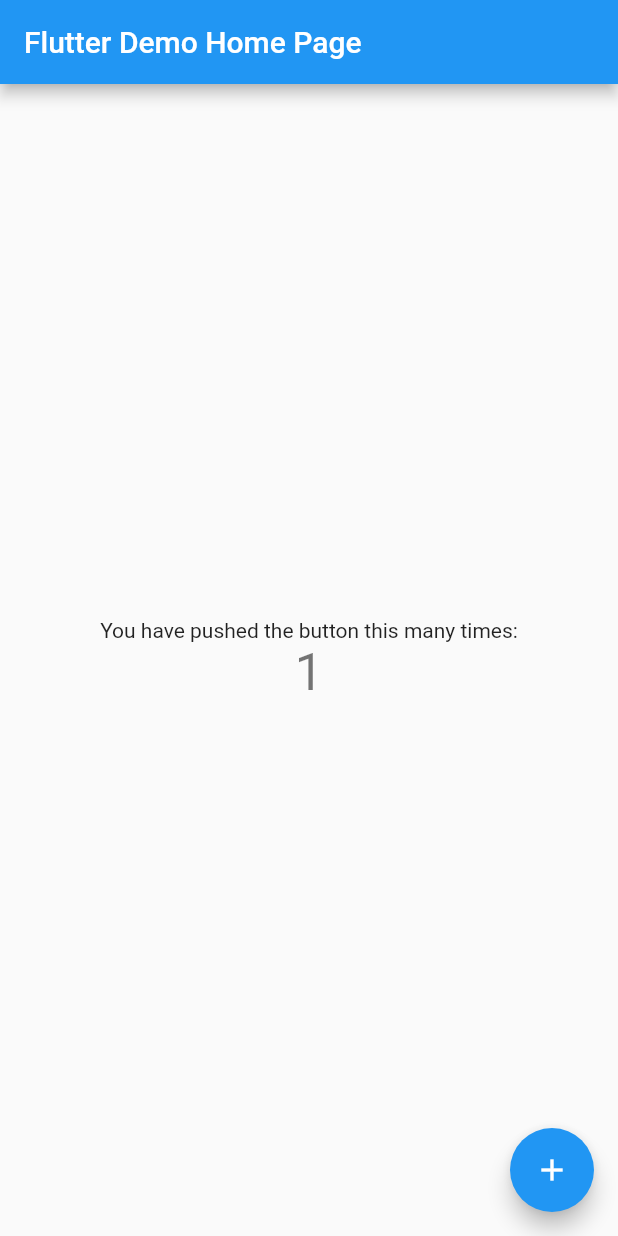
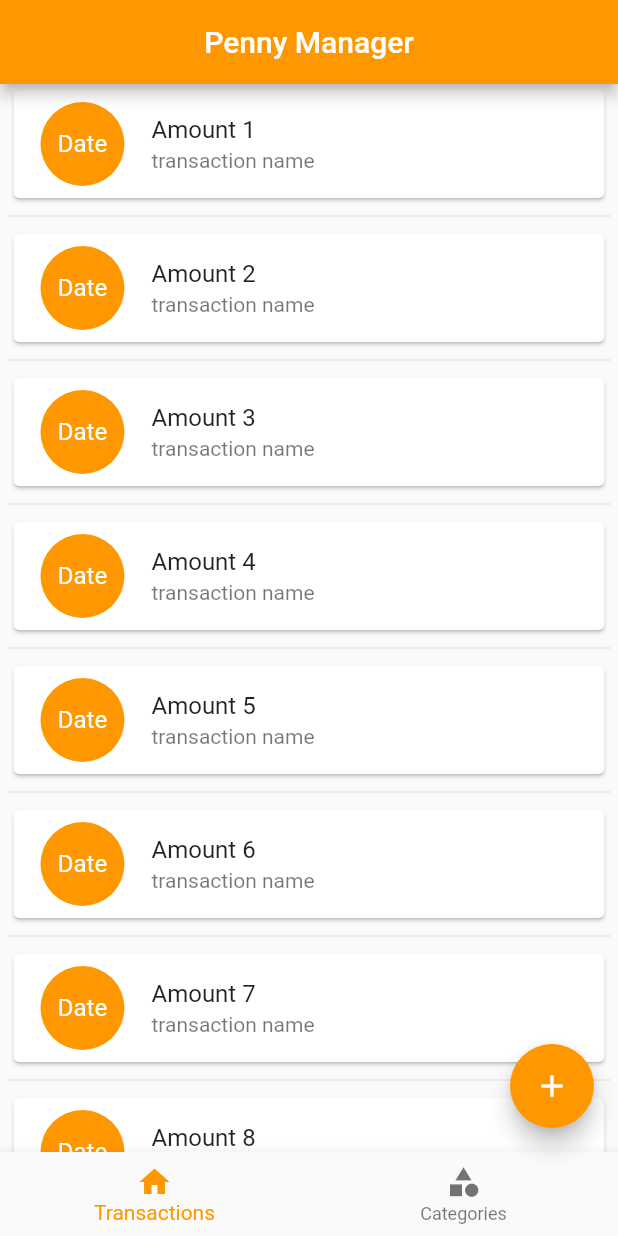
Before and after one commit to ROSHANSEBASTIAN/penny-manager, a Flutter app: the screen it shows after launch, after a tap on the "add" icon, on a phone screen of 412 x 824 dp. Run offline on Flutter 3.47's test engine with Material 2 defaults, Android fonts, the phone set to English and light mode, and no system bars; our stand-ins replace hive_flutter; accounts and stored records are empty.

Commit message:
Created models, UI for home bottom tabs and tabbar in catgories list

```diff
--- /dev/null
+++ b/lib/db/utils.dart
@@ -0,0 +1,18 @@
+import 'package:hive_flutter/hive_flutter.dart';
+
+import '../model/category_model.dart';
+
+// to initialize Hive DB and to register its adapters
+
+Future<void> initializeHiveDB() async {
+  await Hive.initFlutter();
+
+  // registering adapters if they are not registered yet
+  if (!Hive.isAdapterRegistered(CategoryTypeAdapter().typeId)) {
+    Hive.registerAdapter(CategoryTypeAdapter());
+  }
+
+  if (!Hive.isAdapterRegistered(CategoryModelAdapter().typeId)) {
+    Hive.registerAdapter(CategoryModelAdapter());
+  }
+}
--- a/lib/main.dart
+++ b/lib/main.dart
@@ -1,115 +1,26 @@
 import 'package:flutter/material.dart';
 
-void main() {
-  runApp(const MyApp());
+import './db/utils.dart';
+import './screens/home/home_tabs_screen.dart';
+
+Future<void> main() async {
+  WidgetsFlutterBinding.ensureInitialized();
+
+  await initializeHiveDB();
+
+  runApp(const PennyManager());
 }
 
-class MyApp extends StatelessWidget {
-  const MyApp({Key? key}) : super(key: key);
+class PennyManager extends StatelessWidget {
+  const PennyManager({Key? key}) : super(key: key);
 
-  // This widget is the root of your application.
   @override
   Widget build(BuildContext context) {
     return MaterialApp(
-      title: 'Flutter Demo',
+      home: HomeTabsScreen(),
       theme: ThemeData(
-        // This is the theme of your application.
-        //
-        // Try running your application with "flutter run". You'll see the
-        // application has a blue toolbar. Then, without quitting the app, try
-        // changing the primarySwatch below to Colors.green and then invoke
-        // "hot reload" (press "r" in the console where you ran "flutter run",
-        // or simply save your changes to "hot reload" in a Flutter IDE).
-        // Notice that the counter didn't reset back to zero; the application
-        // is not restarted.
-        primarySwatch: Colors.blue,
+        primarySwatch: Colors.orange,
       ),
-      home: const MyHomePage(title: 'Flutter Demo Home Page'),
     );
   }
 }
-
-class MyHomePage extends StatefulWidget {
-  const MyHomePage({Key? key, required this.title}) : super(key: key);
-
-  // This widget is the home page of your application. It is stateful, meaning
-  // that it has a State object (defined below) that contains fields that affect
-  // how it looks.
-
-  // This class is the configuration for the state. It holds the values (in this
-  // case the title) provided by the parent (in this case the App widget) and
-  // used by the build method of the State. Fields in a Widget subclass are
-  // always marked "final".
-
-  final String title;
-
-  @override
-  State<MyHomePage> createState() => _MyHomePageState();
-}
-
-class _MyHomePageState extends State<MyHomePage> {
-  int _counter = 0;
-
-  void _incrementCounter() {
-    setState(() {
-      // This call to setState tells the Flutter framework that something has
-      // changed in this State, which causes it to rerun the build method below
-      // so that the display can reflect the updated values. If we changed
-      // _counter without calling setState(), then the build method would not be
-      // called again, and so nothing would appear to happen.
-      _counter++;
-    });
-  }
-
-  @override
-  Widget build(BuildContext context) {
-    // This method is rerun every time setState is called, for instance as done
-    // by the _incrementCounter method above.
-    //
-    // The Flutter framework has been optimized to make rerunning build methods
-    // fast, so that you can just rebuild anything that needs updating rather
-    // than having to individually change instances of widgets.
-    return Scaffold(
-      appBar: AppBar(
-        // Here we take the value from the MyHomePage object that was created by
-        // the App.build method, and use it to set our appbar title.
-        title: Text(widget.title),
-      ),
-      body: Center(
-        // Center is a layout widget. It takes a single child and positions it
-        // in the middle of the parent.
-        child: Column(
-          // Column is also a layout widget. It takes a list of children and
-          // arranges them vertically. By default, it sizes itself to fit its
-          // children horizontally, and tries to be as tall as its parent.
-          //
-          // Invoke "debug painting" (press "p" in the console, choose the
-          // "Toggle Debug Paint" action from the Flutter Inspector in Android
-          // Studio, or the "Toggle Debug Paint" command in Visual Studio Code)
-          // to see the wireframe for each widget.
-          //
-          // Column has various properties to control how it sizes itself and
-          // how it positions its children. Here we use mainAxisAlignment to
-          // center the children vertically; the main axis here is the vertical
-          // axis because Columns are vertical (the cross axis would be
-          // horizontal).
-          mainAxisAlignment: MainAxisAlignment.center,
-          children: <Widget>[
-            const Text(
-              'You have pushed the button this many times:',
-            ),
-            Text(
-              '$_counter',
-              style: Theme.of(context).textTheme.headline4,
-            ),
-          ],
-        ),
-      ),
-      floatingActionButton: FloatingActionButton(
-        onPressed: _incrementCounter,
-        tooltip: 'Increment',
-        child: const Icon(Icons.add),
-      ), // This trailing comma makes auto-formatting nicer for build methods.
-    );
-  }
-}
--- /dev/null
+++ b/lib/screens/home/home_tabs_screen.dart
@@ -0,0 +1,46 @@
+import 'package:flutter/material.dart';
+
+import '../../widgets/molecules/home/categories_fragment.dart';
+import '../../widgets/molecules/home/transactions_fragment.dart';
+import '../../widgets/molecules/navigation/penny_manager_bottom_navigation.dart';
+
+class HomeTabsScreen extends StatelessWidget {
+  HomeTabsScreen({Key? key}) : super(key: key);
+
+  static ValueNotifier<int> homeTabIndexNotifier = ValueNotifier(0);
+  final _fragments = [TransactionsFragment(), CategoriesFragment()];
+
+  @override
+  Widget build(BuildContext context) {
+    return Scaffold(
+      appBar: AppBar(
+        centerTitle: true,
+        title: const Text(
+          "Penny Manager",
+          textAlign: TextAlign.center,
+          style: TextStyle(
+            color: Colors.white,
+          ),
+        ),
+      ),
+      body: ValueListenableBuilder(
+        valueListenable: homeTabIndexNotifier,
+        builder: (BuildContext context, int index, Widget? _) {
+          return _fragments[homeTabIndexNotifier.value];
+        },
+      ),
+      floatingActionButton: FloatingActionButton(
+        onPressed: () => onFABPressed(),
+        child: const Icon(
+          Icons.add,
+          color: Colors.white,
+        ),
+      ),
+      bottomNavigationBar: const PennyManagerBottomNavigation(),
+    );
+  }
+
+  void onFABPressed() {
+    print("onFABPressed called");
+  }
+}
--- /dev/null
+++ b/lib/widgets/molecules/home/transactions_fragment.dart
@@ -0,0 +1,32 @@
+import 'package:flutter/material.dart';
+
+class TransactionsFragment extends StatelessWidget {
+  const TransactionsFragment({Key? key}) : super(key: key);
+
+  @override
+  Widget build(BuildContext context) {
+    return ListView.separated(
+      padding: const EdgeInsets.only(right: 5.0, left: 5.0),
+      itemBuilder: (BuildContext context, int index) {
+        return Card(
+          child: ListTile(
+            leading: const CircleAvatar(
+              radius: 30,
+              backgroundColor: Colors.orange,
+              child: Text(
+                "Date",
+                style: TextStyle(color: Colors.white),
+              ),
+            ),
+            title: Text('Amount ${index + 1}'),
+            subtitle: const Text(
+              "transaction name",
+            ),
+          ),
+        );
+      },
+      separatorBuilder: (BuildContext context, int index) => const Divider(),
+      itemCount: 10,
+    );
+  }
+}
--- /dev/null
+++ b/lib/widgets/molecules/navigation/penny_manager_bottom_navigation.dart
@@ -0,0 +1,32 @@
+import 'package:flutter/material.dart';
+
+import '../../../screens/home/home_tabs_screen.dart';
+
+class PennyManagerBottomNavigation extends StatelessWidget {
+  const PennyManagerBottomNavigation({Key? key}) : super(key: key);
+
+  @override
+  Widget build(BuildContext context) {
+    return ValueListenableBuilder(
+        valueListenable: HomeTabsScreen.homeTabIndexNotifier,
+        builder: (BuildContext context, int updatedIndex, Widget? _) {
+          return BottomNavigationBar(
+            currentIndex: updatedIndex,
+            onTap: (newIndex) {
+              print("new Index is " + newIndex.toString());
+              HomeTabsScreen.homeTabIndexNotifier.value = newIndex;
+            },
+            items: const [
+              BottomNavigationBarItem(
+                icon: Icon(Icons.home),
+                label: "Transactions",
+              ),
+              BottomNavigationBarItem(
+                icon: Icon(Icons.category),
+                label: "Categories",
+              ),
+            ],
+          );
+        });
+  }
+}
--- a/pubspec.yaml
+++ b/pubspec.yaml
@@ -34,6 +34,8 @@
   # The following adds the Cupertino Icons font to your application.
   # Use with the CupertinoIcons class for iOS style icons.
   cupertino_icons: ^1.0.2
+  hive: ^2.2.3
+  hive_flutter: ^1.1.0
 
 dev_dependencies:
   flutter_test:
@@ -45,6 +47,8 @@
   # package. See that file for information about deactivating specific lint
   # rules and activating additional ones.
   flutter_lints: ^1.0.0
+  hive_generator: ^1.1.3
+  build_runner: ^2.2.0
 
 # For information on the generic Dart part of this file, see the
 # following page: https://dart.dev/tools/pub/pubspec
```
Also changed, not shown: lib/db/category/category_db.dart (added, +10 -0 lines), lib/model/category_model.dart (added, +30 -0 lines), lib/screens/category/category_screen.dart (added, +10 -0 lines), lib/screens/transactions/transactions_screen.dart (added, +10 -0 lines), lib/widgets/molecules/category/expense_tab.dart (added, +31 -0 lines), lib/widgets/molecules/category/income_tab.dart (added, +29 -0 lines), lib/widgets/molecules/home/categories_fragment.dart (added, +45 -0 lines), lib/model/category_model.g.dart (added), pubspec.lock.
